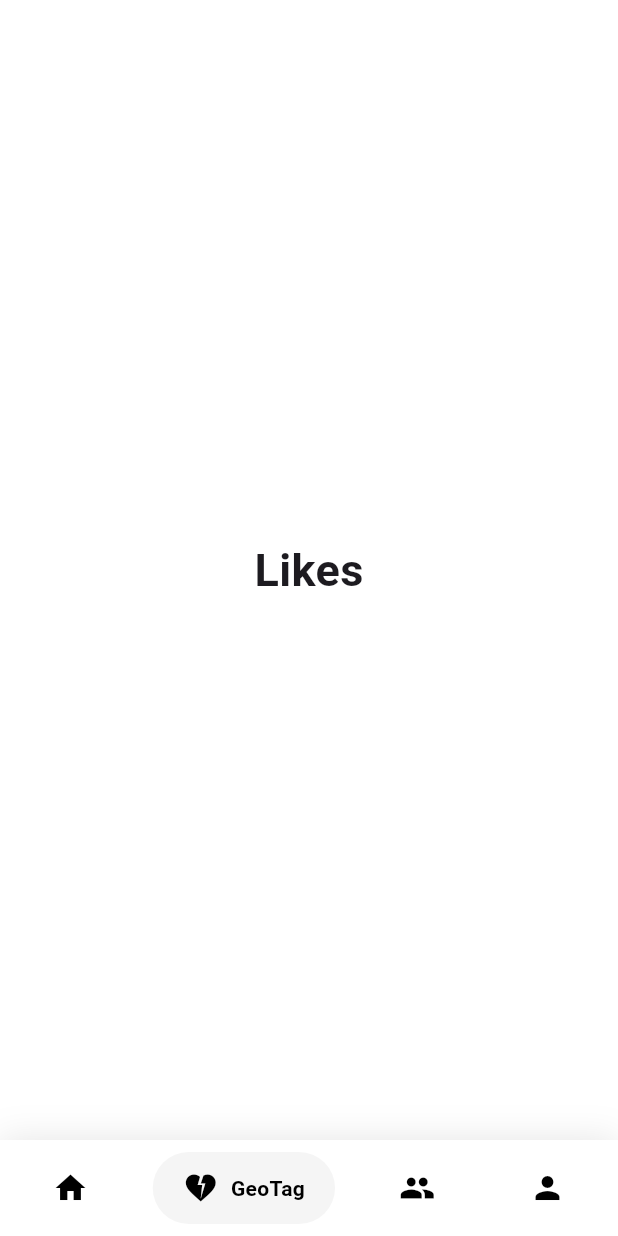
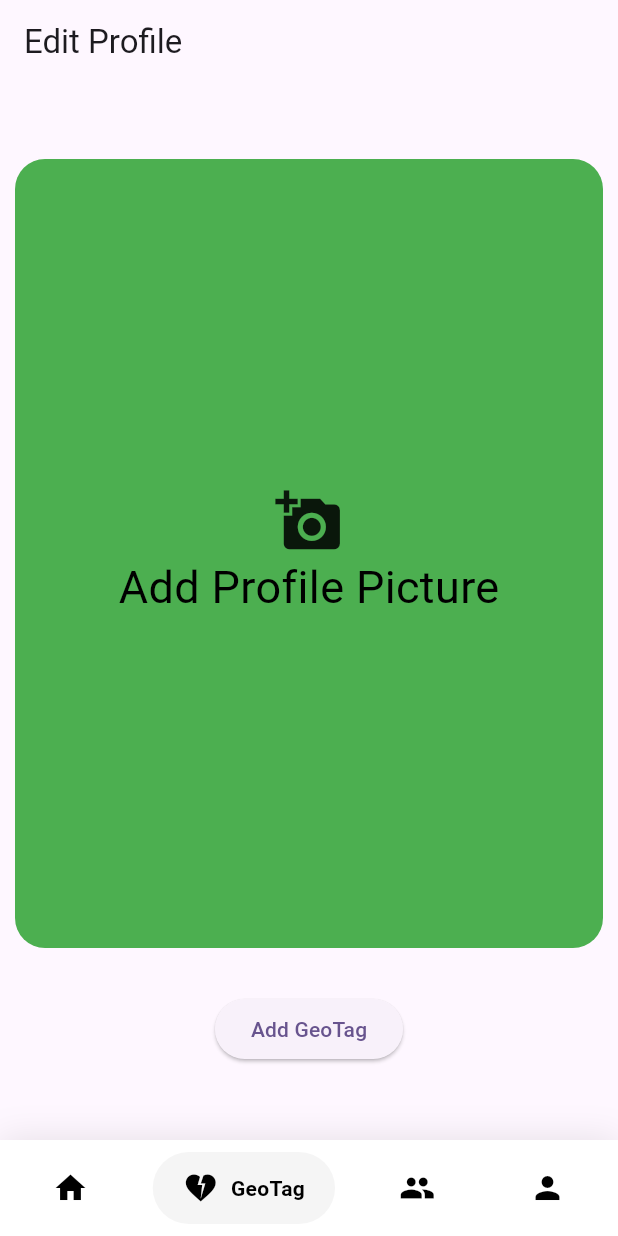
Before and after one commit to GeoBinApp/geobin, a Flutter app: the navBar screen opened directly, item 2 of the bottom bar chosen, on a phone screen of 412 x 824 dp. Run offline on Flutter 3.47's test engine with Material 3 defaults, Android fonts, the phone set to English and light mode, and no system bars; drawn by our look-alikes of google_nav_bar; our stand-ins replace auth_buttons, cloud_firestore, firebase_auth, firebase_core, firebase_storage, geolocator and 3 more; missing offline and left inert: image_picker_platform_interface; accounts and stored records are empty; network calls fail.

Commit message:
feat: Implemented GeoTagging

```diff
--- a/lib/collections.dart
+++ b/lib/collections.dart
@@ -8,4 +8,7 @@ class FBCollections {
       FirebaseFirestore.instance.collection("community");
   static Reference photos = FirebaseStorage.instance.ref("community");
   static Reference pics = FirebaseStorage.instance.ref("pics");
+  static CollectionReference geotags =
+      FirebaseFirestore.instance.collection("geotags");
+  static Reference geoPics = FirebaseStorage.instance.ref("geotags");
 }
--- a/lib/communities.dart
+++ b/lib/communities.dart
@@ -69,7 +69,8 @@ class postWidget extends StatelessWidget {
       padding: const EdgeInsets.all(8.0),
       child: Container(
         decoration: BoxDecoration(
-          color: Colors.green[300],
+          border: Border.all(color: Colors.black),
+          //color: Colors.green[300],
           borderRadius: BorderRadius.all(Radius.circular(20)),
         ),
         height: 350,
--- /dev/null
+++ b/lib/geotag.dart
@@ -0,0 +1,133 @@
+import 'dart:io';
+import 'package:geolocator/geolocator.dart';
+import 'package:firebase_auth/firebase_auth.dart';
+import 'package:firebase_storage/firebase_storage.dart';
+import 'package:flutter/material.dart';
+import 'package:geobin/collections.dart';
+import 'package:geobin/nav.dart';
+import 'package:google_fonts/google_fonts.dart';
+import 'package:image_picker/image_picker.dart';
+
+class geoTagScreen extends StatefulWidget {
+  geoTagScreen({super.key});
+  String? imgPath;
+  Reference? imgUp;
+
+  @override
+  State<geoTagScreen> createState() => _geoTagScreenState();
+}
+
+class _geoTagScreenState extends State<geoTagScreen> {
+  Future<Position> determinePosition() async {
+    bool serviceEnabled;
+    LocationPermission permission;
+
+    serviceEnabled = await Geolocator.isLocationServiceEnabled();
+    if (!serviceEnabled) {
+      return Future.error('Location services are disabled.');
+    }
+
+    permission = await Geolocator.checkPermission();
+    if (permission == LocationPermission.denied) {
+      permission = await Geolocator.requestPermission();
+      if (permission == LocationPermission.denied) {
+        return Future.error('Location permissions are denied');
+      }
+    }
+
+    if (permission == LocationPermission.deniedForever) {
+      return Future.error(
+          'Location permissions are permanently denied, we cannot request permissions.');
+    }
+
+    // When we reach here, permissions are granted and we can
+    // continue accessing the position of the device.
+    return await Geolocator.getCurrentPosition(
+        desiredAccuracy: LocationAccuracy.best);
+  }
+
+  @override
+  Widget build(BuildContext context) {
+    return Scaffold(
+      appBar: AppBar(
+        title: Text("Edit Profile"),
+      ),
+      body: Padding(
+        padding:
+            const EdgeInsets.only(left: 10.0, right: 10.0, top: 50, bottom: 50),
+        child: Column(
+          mainAxisAlignment: MainAxisAlignment.center,
+          children: [
+            Expanded(
+              child: GestureDetector(
+                onTap: () async {
+                  final ImagePicker picker = ImagePicker();
+                  final XFile? image =
+                      await picker.pickImage(source: ImageSource.camera);
+                  List<String> parts = image!.name.split('.');
+                  String extension = parts.last;
+                  widget.imgUp = FBCollections.geoPics.child(
+                      "${DateTime.now().millisecondsSinceEpoch}.$extension");
+                  print(extension);
+                  setState(() {
+                    widget.imgPath = image.path;
+                  });
+                },
+                child: Container(
+                  //height: 150,
+                  width: double.infinity,
+                  decoration: BoxDecoration(
+                      color: Colors.green,
+                      borderRadius: BorderRadius.circular(20)),
+
+                  child: widget.imgPath != null
+                      ? Image.file(
+                          File(widget.imgPath!),
+                          fit: BoxFit.cover,
+                        )
+                      : Column(
+                          mainAxisAlignment: MainAxisAlignment.center,
+                          children: [
+                            Icon(
+                              Icons.add_a_photo,
+                              size: 45,
+                            ),
+                            Text(
+                              "Add Profile Picture",
+                              style: GoogleFonts.autourOne(
+                                  fontSize: 30, color: Colors.black),
+                            ),
+                          ],
+                        ),
+                ),
+              ),
+            ),
+            SizedBox(
+              height: 30,
+            ),
+            ElevatedButton(
+              onPressed: () async {
+                User user = FirebaseAuth.instance.currentUser!;
+                try {
+                  Position tag = await determinePosition();
+                  await widget.imgUp!.putFile(File(widget.imgPath!));
+                  String url = await widget.imgUp!.getDownloadURL();
+                  String docName =
+                      DateTime.now().millisecondsSinceEpoch.toString();
+                  var data = {"pic_url": url, "address": tag.toString()};
+                  await FBCollections.geotags.doc(docName).set(data);
+                } catch (e) {
+                  print(e);
+                }
+                setState(() {
+                  widget.imgPath = null;
+                });
+              },
+              child: Text("Add GeoTag"),
+            )
+          ],
+        ),
+      ),
+    );
+  }
+}
--- a/lib/nav.dart
+++ b/lib/nav.dart
@@ -1,5 +1,6 @@
 import 'package:flutter/material.dart';
 import 'package:geobin/communities.dart';
+import 'package:geobin/geotag.dart';
 import 'package:geobin/homepage.dart';
 import 'package:geobin/profilepage.dart';
 import 'package:google_nav_bar/google_nav_bar.dart';
@@ -23,10 +24,7 @@ class _navBarState extends State<navBar> {
       TextStyle(fontSize: 30, fontWeight: FontWeight.w600);
   static List<Widget> _widgetOptions = <Widget>[
     HomePage(),
-    Text(
-      'Likes',
-      style: optionStyle,
-    ),
+    geoTagScreen(),
     communitiesPage(),
     ProfilePage(),
   ];
--- a/pubspec.yaml
+++ b/pubspec.yaml
@@ -44,6 +44,7 @@ dependencies:
   google_nav_bar: ^5.0.6
   image_picker: ^1.0.8
   firebase_storage: ^11.6.9
+  geolocator: ^11.0.0
 dev_dependencies:
   flutter_test:
     sdk: flutter
```
Also changed, not shown: lib/addPost.dart (+7 -2 lines), lib/editprofile.dart (+7 -2 lines), pubspec.lock, 4 other files.
